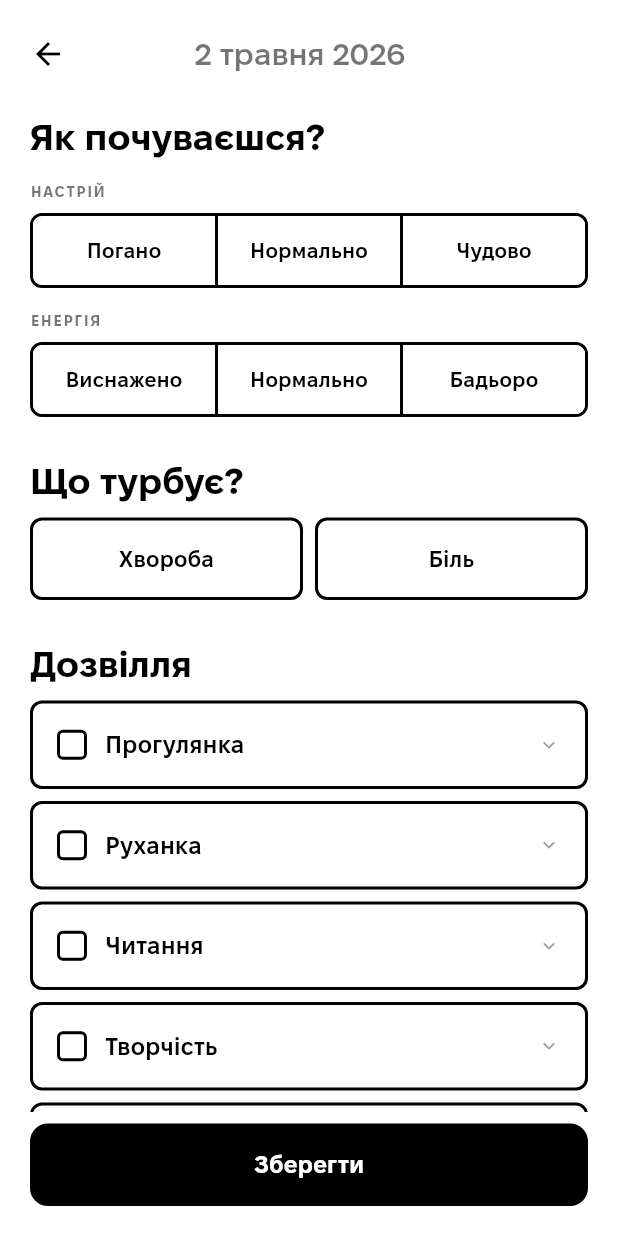
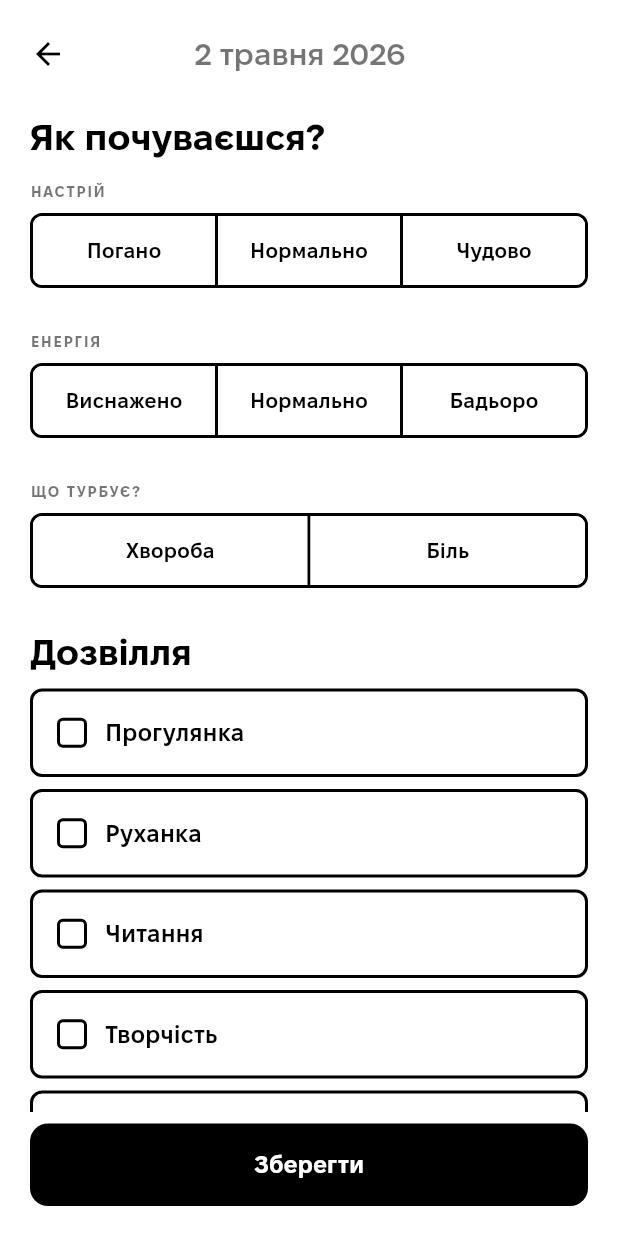
Before and after one commit to skvortsovden/atensia, a Flutter app: the MainScreen screen opened directly, after a tap on "Додати", on a phone screen of 412 x 824 dp. Run offline on Flutter 3.47's test engine with Material 3 defaults, Android fonts, the phone set to English and light mode, and no system bars; our stand-ins replace file_picker, fl_chart, flutter_local_notifications, share_plus, shared_preferences, table_calendar and 2 more; accounts and stored records are empty.

Commit message:
feat: Add comment functionality to TodayView and related screens

```diff
--- a/assets/l10n/uk.yaml
+++ b/assets/l10n/uk.yaml
@@ -48,6 +48,8 @@ today_arousal_high: Бадьоро
 edit_subtitle: Як почуваєшся?
 edit_section_health: Що турбує?
 edit_section_leisure: Дозвілля
+edit_section_note: Нотатка
+edit_note_hint: Що сталося важливого сьогодні?
 edit_btn_save: Зберегти
 
 # ── Calendar / History view ───────────────────────────────────────────────────
--- a/lib/providers/app_provider.dart
+++ b/lib/providers/app_provider.dart
@@ -167,6 +167,11 @@ class AppProvider extends ChangeNotifier {
   void togglePain(DateTime date) {
     final entry = getOrCreateEntry(date);
     _saveEntry(entry.copyWith(hasPain: !entry.hasPain));
+  }
+
+  void setComment(DateTime date, String? comment) {
+    final entry = getOrCreateEntry(date);
+    _saveEntry(entry.copyWith(comment: comment?.trim().isEmpty == true ? null : comment?.trim()));
   }
 
   void setUsername(String name) {
--- a/lib/screens/circumplex_buttons.dart
+++ b/lib/screens/circumplex_buttons.dart
@@ -87,7 +87,7 @@ class _CircumplexButtonsState extends State<CircumplexButtons> {
             }
           },
         ),
-        const SizedBox(height: 14),
+        const SizedBox(height: 28),
         _TripleSelector(
           label: S.todayArousalLabel,
           options: [S.todayArousalLow, S.todayArousalMid, S.todayArousalHigh],
--- a/lib/screens/edit_day_screen.dart
+++ b/lib/screens/edit_day_screen.dart
@@ -132,12 +132,11 @@ class _EditDayScreenState extends State<EditDayScreen> {
                     ),
 
                     const SizedBox(height: 28),
-                    _SectionLabel(S.editSectionHealth),
-                    const SizedBox(height: 10),
-                    _HealthToggles(
-                      entry: localEntry,
-                      onSickChanged: (v) => setState(() => _isSick = v),
-                      onPainChanged: (v) => setState(() => _hasPain = v),
+                    _HealthRow(
+                      isSick: _isSick,
+                      hasPain: _hasPain,
+                      onSickTap: () => setState(() => _isSick = !_isSick),
+                      onPainTap: () => setState(() => _hasPain = !_hasPain),
                     ),
 
                     const SizedBox(height: 28),
@@ -154,15 +153,15 @@ class _EditDayScreenState extends State<EditDayScreen> {
                     const SizedBox(height: 10),
                     TextField(
                       controller: _commentCtrl,
-                      maxLines: 3,
-                      maxLength: 300,
+                      maxLines: null,
+                      maxLength: 140,
                       textCapitalization: TextCapitalization.sentences,
                       decoration: InputDecoration(
                         hintText: S.editNoteHint,
                         hintStyle: const TextStyle(
                             color: Colors.black38, fontSize: 14),
                         filled: true,
-                        fillColor: Colors.black.withOpacity(0.04),
+                        fillColor: Colors.black.withValues(alpha: 0.04),
                         border: OutlineInputBorder(
                           borderRadius: BorderRadius.circular(10),
                           borderSide: BorderSide.none,
@@ -224,42 +223,95 @@ class _SectionLabel extends StatelessWidget {
       );
 }
 
-// ── Health toggles ────────────────────────────────────────────────────────────
+// ── Health row ────────────────────────────────────────────────────────────────
 
-class _HealthToggles extends StatelessWidget {
-  final DailyEntry entry;
-  final ValueChanged<bool> onSickChanged;
-  final ValueChanged<bool> onPainChanged;
+class _HealthRow extends StatelessWidget {
+  final bool isSick;
+  final bool hasPain;
+  final VoidCallback onSickTap;
+  final VoidCallback onPainTap;
 
-  const _HealthToggles({
-    required this.entry,
-    required this.onSickChanged,
-    required this.onPainChanged,
+  const _HealthRow({
+    required this.isSick,
+    required this.hasPain,
+    required this.onSickTap,
+    required this.onPainTap,
   });
 
   @override
   Widget build(BuildContext context) {
-    return Row(
+    return Column(
+      crossAxisAlignment: CrossAxisAlignment.start,
+      children: [
+        Text(
+          S.editSectionHealth.toUpperCase(),
+          style: const TextStyle(
+            fontSize: 10,
+            fontWeight: FontWeight.w700,
+            letterSpacing: 1.2,
+            color: Colors.black54,
+          ),
+        ),
+        const SizedBox(height: 8),
+        Container(
+          decoration: BoxDecoration(
+            border: Border.all(color: Colors.black, width: 2),
+            borderRadius: BorderRadius.circular(8),
+          ),
+          child: ClipRRect(
+            borderRadius: BorderRadius.circular(6),
+            child: IntrinsicHeight(
+              child: Row(
+                crossAxisAlignment: CrossAxisAlignment.stretch,
                 children: [
                   Expanded(
-          child: _ToggleButton(
-            label: S.labelSick,
-            isActive: entry.isSick,
+                    child: GestureDetector(
                       onTap: () {
                         HapticFeedback.mediumImpact();
-              onSickChanged(!entry.isSick);
+                        onSickTap();
                       },
+                      child: AnimatedContainer(
+                        duration: const Duration(milliseconds: 140),
+                        color: isSick ? Colors.black : Colors.white,
+                        padding: const EdgeInsets.symmetric(vertical: 13),
+                        alignment: Alignment.center,
+                        child: Text(
+                          S.labelSick,
+                          style: TextStyle(
+                            color: isSick ? Colors.white : Colors.black,
+                            fontWeight: FontWeight.w600,
+                            fontSize: 14,
                           ),
                         ),
-        const SizedBox(width: 8),
+                      ),
+                    ),
+                  ),
+                  Container(width: 2, color: Colors.black),
                   Expanded(
-          child: _ToggleButton(
-            label: S.labelPain,
-            isActive: entry.hasPain,
+                    child: GestureDetector(
                       onTap: () {
                         HapticFeedback.mediumImpact();
-              onPainChanged(!entry.hasPain);
+                        onPainTap();
                       },
+                      child: AnimatedContainer(
+                        duration: const Duration(milliseconds: 140),
+                        color: hasPain ? Colors.black : Colors.white,
+                        padding: const EdgeInsets.symmetric(vertical: 13),
+                        alignment: Alignment.center,
+                        child: Text(
+                          S.labelPain,
+                          style: TextStyle(
+                            color: hasPain ? Colors.white : Colors.black,
+                            fontWeight: FontWeight.w600,
+                            fontSize: 14,
+                          ),
+                        ),
+                      ),
+                    ),
+                  ),
+                ],
+              ),
+            ),
           ),
         ),
       ],
@@ -267,79 +319,24 @@ class _HealthToggles extends StatelessWidget {
   }
 }
 
-class _ToggleButton extends StatelessWidget {
-  final String label;
-  final bool isActive;
-  final VoidCallback onTap;
-
-  const _ToggleButton({
-    required this.label,
-    required this.isActive,
-    required this.onTap,
-  });
-
-  @override
-  Widget build(BuildContext context) {
-    return GestureDetector(
-      onTap: onTap,
-      child: AnimatedContainer(
-        duration: const Duration(milliseconds: 140),
-        padding: const EdgeInsets.symmetric(vertical: 15),
-        alignment: Alignment.center,
-        decoration: BoxDecoration(
-          color: isActive ? Colors.black : Colors.white,
-          border: Border.all(color: Colors.black, width: 2),
-          borderRadius: BorderRadius.circular(8),
-        ),
-        child: Text(
-          label,
-          style: TextStyle(
-            color: isActive ? Colors.white : Colors.black,
-            fontWeight: FontWeight.w600,
-            fontSize: 15,
-          ),
-        ),
-      ),
-    );
-  }
-}
-
 // ── Habit list ────────────────────────────────────────────────────────────────
 
-class _HabitList extends StatefulWidget {
+class _HabitList extends StatelessWidget {
   final DailyEntry entry;
   final void Function(String key, bool val) onHabitChanged;
 
-  const _HabitList(
-      {required this.entry, required this.onHabitChanged});
-
-  @override
-  State<_HabitList> createState() => _HabitListState();
-}
-
-class _HabitListState extends State<_HabitList> {
-  String? _expandedHabit;
+  const _HabitList({required this.entry, required this.onHabitChanged});
 
   @override
   Widget build(BuildContext context) {
     return Column(
-      children: widget.entry.habits.entries.map((e) {
+      children: entry.habits.entries.map((e) {
         final checked = e.value;
-        final desc = S.habitDescription(e.key);
-        final expanded = _expandedHabit == e.key && desc.isNotEmpty;
 
         return GestureDetector(
           onTap: () {
             HapticFeedback.mediumImpact();
-            widget.onHabitChanged(e.key, !checked);
-          },
-          onLongPress: desc.isEmpty
-              ? null
-              : () {
-                  HapticFeedback.selectionClick();
-                  setState(() {
-                    _expandedHabit = expanded ? null : e.key;
-                  });
+            onHabitChanged(e.key, !checked);
           },
           child: AnimatedContainer(
             duration: const Duration(milliseconds: 140),
@@ -350,10 +347,7 @@ class _HabitListState extends State<_HabitList> {
               border: Border.all(color: Colors.black, width: 2),
               borderRadius: BorderRadius.circular(8),
             ),
-            child: Column(
-              crossAxisAlignment: CrossAxisAlignment.start,
-              children: [
-                Row(
+            child: Row(
               children: [
                 AnimatedContainer(
                   duration: const Duration(milliseconds: 140),
@@ -382,35 +376,6 @@ class _HabitListState extends State<_HabitList> {
                     ),
                   ),
                 ),
-                    if (desc.isNotEmpty)
-                      Icon(
-                        expanded
-                            ? Icons.keyboard_arrow_up
-                            : Icons.keyboard_arrow_down,
-                        size: 16,
-                        color: checked ? Colors.white54 : Colors.black38,
-                      ),
-                  ],
-                ),
-                AnimatedSize(
-                  duration: const Duration(milliseconds: 200),
-                  curve: Curves.easeInOut,
-                  child: expanded
-                      ? Padding(
-                          padding: const EdgeInsets.only(top: 8, left: 32),
-                          child: Text(
-                            desc,
-                            style: TextStyle(
-                              fontSize: 13,
-                              color: checked
-                                  ? Colors.white70
-                                  : Colors.black54,
-                              fontWeight: FontWeight.w400,
-                            ),
-                          ),
-                        )
-                      : const SizedBox.shrink(),
-                ),
               ],
             ),
           ),
--- a/lib/screens/stats_charts.dart
+++ b/lib/screens/stats_charts.dart
@@ -513,12 +513,12 @@ class _HabitStreakCardState extends State<HabitStreakCard> {
                         Row(
                           mainAxisSize: MainAxisSize.min,
                           children: [
-                            const Icon(Icons.arrow_upward, size: 12),
+                            const Icon(Icons.arrow_upward, size: 12, color: Colors.black),
                             const SizedBox(width: 2),
                             Text(
-                              '$currentStreak ${S.statsDaysSuffix}',
+                              '$currentStreak ${S.statsDaysSuffix} поспіль',
                               style: const TextStyle(
-                                  fontSize: 12, fontWeight: FontWeight.w700),
+                                  fontSize: 12, fontWeight: FontWeight.w700, color: Colors.black),
                             ),
                           ],
                         )
@@ -530,9 +530,9 @@ class _HabitStreakCardState extends State<HabitStreakCard> {
                                 size: 12, color: Colors.black),
                             const SizedBox(width: 2),
                             Text(
-                              '$maxStreak ${S.statsDaysSuffix}',
+                              '$maxStreak ${S.statsDaysSuffix} поспіль',
                               style: const TextStyle(
-                                  fontSize: 12, color: Colors.black),
+                                  fontSize: 12, fontWeight: FontWeight.w700, color: Colors.black),
                             ),
                           ],
                         ),
@@ -1085,7 +1085,7 @@ class _HabitStoryRow extends StatelessWidget {
                   const Icon(Icons.arrow_upward, size: 9, color: Colors.black),
                   const SizedBox(width: 2),
                   Text(
-                    '$currentStreak ${S.statsDaysSuffix}',
+                    '$currentStreak ${S.statsDaysSuffix} поспіль',
                     style: const TextStyle(
                       fontFamily: 'FixelText',
                       fontSize: 9,
@@ -1098,10 +1098,11 @@ class _HabitStoryRow extends StatelessWidget {
                       size: 9, color: Colors.black),
                   const SizedBox(width: 2),
                   Text(
-                    '$maxStreak ${S.statsDaysSuffix}',
+                    '$maxStreak ${S.statsDaysSuffix} поспіль',
                     style: const TextStyle(
                       fontFamily: 'FixelText',
                       fontSize: 9,
+                      fontWeight: FontWeight.w700,
                       color: Colors.black,
                     ),
                   ),
--- a/lib/screens/today_view.dart
+++ b/lib/screens/today_view.dart
@@ -8,14 +8,51 @@ import '../models/daily_entry.dart';
 import '../providers/app_provider.dart';
 import 'circumplex_buttons.dart';
 
-class TodayView extends StatelessWidget {
+class TodayView extends StatefulWidget {
   const TodayView({super.key});
+
+  @override
+  State<TodayView> createState() => _TodayViewState();
+}
+
+class _TodayViewState extends State<TodayView> {
+  late final TextEditingController _commentCtrl;
+  String? _lastLoadedComment;
+
+  static DateTime _today() {
+    final now = DateTime.now();
+    return DateTime(now.year, now.month, now.day);
+  }
+
+  @override
+  void initState() {
+    super.initState();
+    final today = _today();
+    final entry = context.read<AppProvider>().getOrCreateEntry(today);
+    _lastLoadedComment = entry.comment;
+    _commentCtrl = TextEditingController(text: entry.comment ?? '');
+  }
+
+  @override
+  void dispose() {
+    _commentCtrl.dispose();
+    super.dispose();
+  }
 
   @override
   Widget build(BuildContext context) {
     final provider = context.watch<AppProvider>();
     final today = _today();
     final entry = provider.getOrCreateEntry(today);
+
+    // Sync controller if comment was changed externally (e.g. from calendar edit)
+    if (entry.comment != _lastLoadedComment) {
+      _lastLoadedComment = entry.comment;
+      final newText = entry.comment ?? '';
+      if (_commentCtrl.text != newText) {
+        _commentCtrl.text = newText;
+      }
+    }
     final streak = provider.currentStreak;
     final todayFilled = entry.hasState ||
         entry.isSick ||
@@ -33,11 +70,7 @@ class TodayView extends StatelessWidget {
               crossAxisAlignment: CrossAxisAlignment.start,
               children: [
                 Text(
-                  'Вітаю,',
-                  style: Theme.of(context).textTheme.headlineLarge,
-                ),
-                Text(
-                  provider.username.isNotEmpty ? provider.username : 'друже!',
+                  'Вітаю, ${provider.username.isNotEmpty ? provider.username : 'друже'}!',
                   style: Theme.of(context).textTheme.headlineLarge,
                 ),
                 const SizedBox(height: 4),
@@ -83,23 +116,43 @@ class TodayView extends StatelessWidget {
             ),
 
             const SizedBox(height: 28),
-            _SectionLabel(S.todaySectionHealth),
-            const SizedBox(height: 10),
-            _HealthToggles(entry: entry, date: today),
+            _HealthRow(entry: entry, date: today),
 
             const SizedBox(height: 28),
             _SectionLabel(S.todaySectionLeisure),
             const SizedBox(height: 10),
             _HabitList(entry: entry, date: today),
+
+            const SizedBox(height: 28),
+            _SectionLabel(S.editSectionNote),
+            const SizedBox(height: 10),
+            TextField(
+              controller: _commentCtrl,
+              maxLines: null,
+              maxLength: 140,
+              textCapitalization: TextCapitalization.sentences,
+              onChanged: (val) => provider.setComment(today, val),
+              decoration: InputDecoration(
+                hintText: S.editNoteHint,
+                hintStyle:
+                    const TextStyle(color: Colors.black38, fontSize: 14),
+                filled: true,
+                fillColor: Colors.black.withValues(alpha: 0.04),
+                border: OutlineInputBorder(
+                  borderRadius: BorderRadius.circular(10),
+                  borderSide: BorderSide.none,
+                ),
+                contentPadding:
+                    const EdgeInsets.fromLTRB(14, 12, 14, 12),
+                counterStyle:
+                    const TextStyle(color: Colors.black38, fontSize: 11),
+              ),
+              style: const TextStyle(fontSize: 14),
+            ),
           ],
         ),
       ),
     );
-  }
-
-  static DateTime _today() {
-    final now = DateTime.now();
-    return DateTime(now.year, now.month, now.day);
   }
 }
 
@@ -118,39 +171,90 @@ class _SectionLabel extends StatelessWidget {
   }
 }
 
-// ── Health toggles ────────────────────────────────────────────────────────────
+// ── Health row ────────────────────────────────────────────────────────────────
 
-class _HealthToggles extends StatelessWidget {
+class _HealthRow extends StatelessWidget {
   final DailyEntry entry;
   final DateTime date;
 
-  const _HealthToggles({required this.entry, required this.date});
+  const _HealthRow({required this.entry, required this.date});
 
   @override
   Widget build(BuildContext context) {
     final provider = context.read<AppProvider>();
 
-    return Row(
+    return Column(
+      crossAxisAlignment: CrossAxisAlignment.start,
+      children: [
+        Text(
+          S.todaySectionHealth.toUpperCase(),
+          style: const TextStyle(
+            fontSize: 10,
+            fontWeight: FontWeight.w700,
+            letterSpacing: 1.2,
+            color: Colors.black54,
+          ),
+        ),
+        const SizedBox(height: 8),
+        Container(
+          decoration: BoxDecoration(
+            border: Border.all(color: Colors.black, width: 2),
+            borderRadius: BorderRadius.circular(8),
+          ),
+          child: ClipRRect(
+            borderRadius: BorderRadius.circular(6),
+            child: IntrinsicHeight(
+              child: Row(
+                crossAxisAlignment: CrossAxisAlignment.stretch,
                 children: [
                   Expanded(
-          child: _ToggleButton(
-            label: S.labelSick,
-            isActive: entry.isSick,
+                    child: GestureDetector(
                       onTap: () {
                         HapticFeedback.mediumImpact();
                         provider.toggleSick(date);
                       },
+                      child: AnimatedContainer(
+                        duration: const Duration(milliseconds: 140),
+                        color: entry.isSick ? Colors.black : Colors.white,
+                        padding: const EdgeInsets.symmetric(vertical: 13),
+                        alignment: Alignment.center,
+                        child: Text(
+                          S.labelSick,
+                          style: TextStyle(
+                            color: entry.isSick ? Colors.white : Colors.black,
+                            fontWeight: FontWeight.w600,
+                            fontSize: 14,
                           ),
                         ),
-        const SizedBox(width: 8),
+                      ),
+                    ),
+                  ),
+                  Container(width: 2, color: Colors.black),
                   Expanded(
-          child: _ToggleButton(
-            label: S.labelPain,
-            isActive: entry.hasPain,
+                    child: GestureDetector(
                       onTap: () {
                         HapticFeedback.mediumImpact();
                         provider.togglePain(date);
                       },
+                      child: AnimatedContainer(
+                        duration: const Duration(milliseconds: 140),
+                        color: entry.hasPain ? Colors.black : Colors.white,
+                        padding: const EdgeInsets.symmetric(vertical: 13),
+                        alignment: Alignment.center,
+                        child: Text(
+                          S.labelPain,
+                          style: TextStyle(
+                            color: entry.hasPain ? Colors.white : Colors.black,
+                            fontWeight: FontWeight.w600,
+                            fontSize: 14,
+                          ),
+                        ),
+                      ),
+                    ),
+                  ),
+                ],
+              ),
+            ),
           ),
         ),
       ],
@@ -158,80 +262,26 @@ class _HealthToggles extends StatelessWidget {
   }
 }
 
-class _ToggleButton extends StatelessWidget {
-  final String label;
-  final bool isActive;
-  final VoidCallback onTap;
-
-  const _ToggleButton({
-    required this.label,
-    required this.isActive,
-    required this.onTap,
-  });
-
-  @override
-  Widget build(BuildContext context) {
-    return GestureDetector(
-      onTap: onTap,
-      child: AnimatedContainer(
-        duration: const Duration(milliseconds: 140),
-        padding: const EdgeInsets.symmetric(vertical: 15),
-        alignment: Alignment.center,
-        decoration: BoxDecoration(
-          color: isActive ? Colors.black : Colors.white,
-          border: Border.all(color: Colors.black, width: 2),
-          borderRadius: BorderRadius.circular(8),
-        ),
-        child: Text(
-          label,
-          style: TextStyle(
-            color: isActive ? Colors.white : Colors.black,
-            fontWeight: FontWeight.w600,
-            fontSize: 15,
-          ),
-        ),
-      ),
-    );
-  }
-}
-
 // ── Habit list ────────────────────────────────────────────────────────────────
 
-class _HabitList extends StatefulWidget {
+class _HabitList extends StatelessWidget {
   final DailyEntry entry;
   final DateTime date;
 
   const _HabitList({required this.entry, required this.date});
 
   @override
-  State<_HabitList> createState() => _HabitListState();
-}
-
-class _HabitListState extends State<_HabitList> {
-  String? _expandedHabit;
-
-  @override
   Widget build(BuildContext context) {
     final provider = context.read<AppProvider>();
 
     return Column(
-      children: widget.entry.habits.entries.map((e) {
+      children: entry.habits.entries.map((e) {
         final checked = e.value;
-        final desc = S.habitDescription(e.key);
-        final expanded = _expandedHabit == e.key && desc.isNotEmpty;
 
         return GestureDetector(
           onTap: () {
             HapticFeedback.mediumImpact();
-            provider.toggleHabit(widget.date, e.key);
-          },
-          onLongPress: desc.isEmpty
-              ? null
-              : () {
-                  HapticFeedback.selectionClick();
-                  setState(() {
-                    _expandedHabit = expanded ? null : e.key;
-                  });
+            provider.toggleHabit(date, e.key);
           },
           child: AnimatedContainer(
             duration: const Duration(milliseconds: 140),
@@ -242,10 +292,7 @@ class _HabitListState extends State<_HabitList> {
               border: Border.all(color: Colors.black, width: 2),
               borderRadius: BorderRadius.circular(8),
             ),
-            child: Column(
-              crossAxisAlignment: CrossAxisAlignment.start,
-              children: [
-                Row(
+            child: Row(
               children: [
                 AnimatedContainer(
                   duration: const Duration(milliseconds: 140),
@@ -274,35 +321,6 @@ class _HabitListState extends State<_HabitList> {
                     ),
                   ),
                 ),
-                    if (desc.isNotEmpty)
-                      Icon(
-                        expanded
-                            ? Icons.keyboard_arrow_up
-                            : Icons.keyboard_arrow_down,
-                        size: 16,
-                        color: checked ? Colors.white54 : Colors.black38,
-                      ),
-                  ],
-                ),
-                AnimatedSize(
-                  duration: const Duration(milliseconds: 200),
-                  curve: Curves.easeInOut,
-                  child: expanded
-                      ? Padding(
-                          padding: const EdgeInsets.only(top: 8, left: 32),
-                          child: Text(
-                            desc,
-                            style: TextStyle(
-                              fontSize: 13,
-                              color: checked
-                                  ? Colors.white70
-                                  : Colors.black54,
-                              fontWeight: FontWeight.w400,
-                            ),
-                          ),
-                        )
-                      : const SizedBox.shrink(),
-                ),
               ],
             ),
           ),
```
Lines whose indentation alone changed are shown as unchanged.
